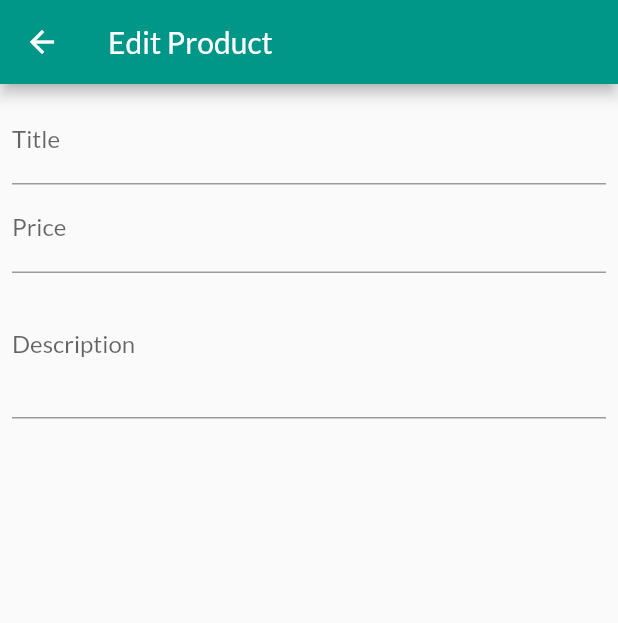
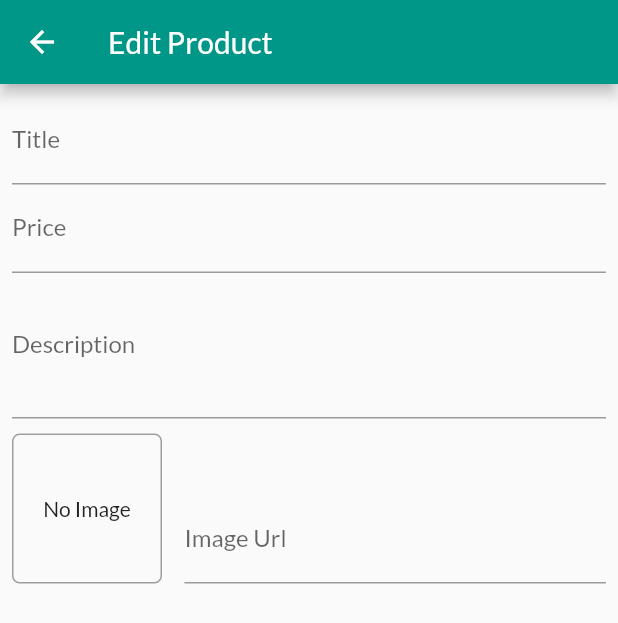
Before and after one commit to lemanfoetra/flutter-module-9-WORKING-WITH-USER-INPUT-FORMS, a Flutter app: the EditProductScreen screen opened by its route, on a phone screen of 412 x 824 dp. Shown: the top 623 px of the screen. Run offline on Flutter 3.47's test engine with Material 2 defaults, Android fonts, the phone set to English and light mode, and no system bars; network calls fail.

Commit message:
Image Input & Preview Image

```diff
--- a/lib/screens/edit_product_screen.dart
+++ b/lib/screens/edit_product_screen.dart
@@ -8,22 +8,22 @@ class EditProductScreen extends StatefulWidget {
 }
 
 class _EditProductScreenState extends State<EditProductScreen> {
-
   final _focusPrice = FocusNode();
   final _focusNodeDescription = FocusNode();
+  final _imgUrlController = TextEditingController();
 
+  bool isInputUrlImage = false;
 
   // dispose() dijalankan ketika state widget dihancurkan
   @override
   void dispose() {
-
     // focus node dihancurkan agar tidak terjadi kebocoran memmory
     _focusPrice.dispose();
     _focusNodeDescription.dispose();
+    _imgUrlController.dispose();
 
     super.dispose();
   }
-
 
   @override
   Widget build(BuildContext context) {
@@ -37,14 +37,13 @@ class _EditProductScreenState extends State<EditProductScreen> {
           child: SingleChildScrollView(
             child: Column(
               children: <Widget>[
-
                 // untuk title
                 TextFormField(
                   decoration: InputDecoration(labelText: "Title"),
                   textInputAction: TextInputAction.next,
 
                   // Ketika tombol enter ditekan
-                onFieldSubmitted: (_){
+                  onFieldSubmitted: (_) {
                     FocusScope.of(context).requestFocus(_focusPrice);
                   },
                 ),
@@ -53,9 +52,10 @@ class _EditProductScreenState extends State<EditProductScreen> {
                 TextFormField(
                   decoration: InputDecoration(labelText: "Price"),
                   textInputAction: TextInputAction.next,
-                keyboardType: TextInputType.number,  // Untuk meng set type Input keyboard
+                  keyboardType: TextInputType
+                      .number, // Untuk meng set type Input keyboard
                   focusNode: _focusPrice,
-                 onFieldSubmitted: (_){
+                  onFieldSubmitted: (_) {
                     FocusScope.of(context).requestFocus(_focusNodeDescription);
                   },
                 ),
@@ -64,12 +64,72 @@ class _EditProductScreenState extends State<EditProductScreen> {
                 TextFormField(
                   decoration: InputDecoration(labelText: "Description"),
                   keyboardType: TextInputType.multiline,
-                maxLines: 3,       // berarti 3 baris
+                  maxLines: 3, // berarti 3 baris
                   focusNode: _focusNodeDescription,
                 ),
+
+                // untuk gambar
+                Row(
+                  crossAxisAlignment: CrossAxisAlignment.end,
+                  children: <Widget>[
+                    Container(
+                      margin: EdgeInsets.only(top: 10, right: 15),
+                      height: 100,
+                      width: 100,
+                      decoration: BoxDecoration(
+                        border: Border.all(color: Colors.grey, width: 1),
+                        borderRadius: BorderRadius.all(
+                          Radius.circular(5),
+                        ),
+                      ),
+                      child: !isInputUrlImage
+                          ? Center(
+                              child: Text('No Image'),
+                            )
+                          : Image.network(
+                              _imgUrlController.text,
+                              fit: BoxFit.cover,
+
+                              // menampilkan loading ketika image dimuata
+                              loadingBuilder: (ctx, child, loadingProgress) {
+                                if (loadingProgress == null) {
+                                  return child;
+                                } else {
+                                  return Center(
+                                    child: CircularProgressIndicator(
+                                      value: loadingProgress.expectedTotalBytes != null
+                                          ? loadingProgress.cumulativeBytesLoaded / loadingProgress.expectedTotalBytes
+                                          : null,
+                                    ),
+                                  );
+                                }
+
+                              },
+                            ),
+                    ),
+                    Expanded(
+                      child: TextFormField(
+                        keyboardType: TextInputType.url,
+                        decoration: InputDecoration(labelText: 'Image Url'),
+                        controller: _imgUrlController,
+                        textInputAction: TextInputAction.done,
+                        onFieldSubmitted: (isi) {
+                          setState(() {
+                            if (_imgUrlController.text.isEmpty) {
+                              isInputUrlImage = false;
+                            } else {
+                              isInputUrlImage = true;
+                            }
+                            print(isInputUrlImage);
+                          });
+                        },
+                      ),
+                    ),
+                  ],
+                )
               ],
             ),
-        )
+          ),
         ),
       ),
     );
```
Also changed, not shown: 2 other files. Lines whose indentation alone changed are shown as unchanged.
